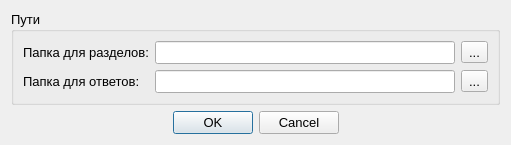
This is control/settingsdialog.ui in TheMrButcher/offline-mentor as Qt 5 draws it before an edit. The edited form follows.
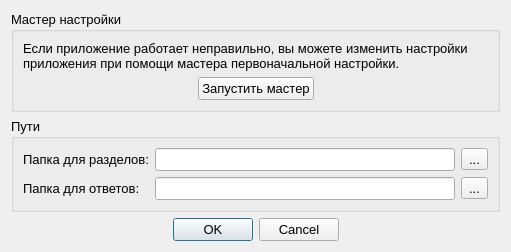
This is the edited form. Icons and pictures are not drawn.

Commit message:
Добавил мастер первоначальной настройки
Closed #37

Diff of the .ui file:
```diff
--- a/control/settingsdialog.ui
+++ b/control/settingsdialog.ui
@@ -6,8 +6,8 @@
    <rect>
     <x>0</x>
     <y>0</y>
-    <width>488</width>
-    <height>142</height>
+    <width>504</width>
+    <height>310</height>
    </rect>
   </property>
   <property name="sizePolicy">
@@ -35,6 +35,74 @@
    <property name="sizeConstraint">
     <enum>QLayout::SetFixedSize</enum>
    </property>
+   <item>
+    <widget class="QGroupBox" name="groupBox_2">
+     <property name="title">
+      <string>Мастер настройки</string>
+     </property>
+     <layout class="QVBoxLayout" name="verticalLayout_2">
+      <item>
+       <widget class="QLabel" name="label_3">
+        <property name="sizePolicy">
+         <sizepolicy hsizetype="Fixed" vsizetype="Fixed">
+          <horstretch>0</horstretch>
+          <verstretch>0</verstretch>
+         </sizepolicy>
+        </property>
+        <property name="maximumSize">
+         <size>
+          <width>450</width>
+          <height>16777215</height>
+         </size>
+        </property>
+        <property name="text">
+         <string>Если приложение работает неправильно, вы можете изменить настройки приложения при помощи мастера первоначальной настройки.</string>
+        </property>
+        <property name="wordWrap">
+         <bool>true</bool>
+        </property>
+       </widget>
+      </item>
+      <item>
+       <layout class="QHBoxLayout" name="horizontalLayout">
+        <item>
+         <spacer name="horizontalSpacer">
+          <property name="orientation">
+           <enum>Qt::Horizontal</enum>
+          </property>
+          <property name="sizeHint" stdset="0">
+           <size>
+            <width>40</width>
+            <height>20</height>
+           </size>
+          </property>
+         </spacer>
+        </item>
+        <item>
+         <widget class="QPushButton" name="startWizardButton">
+          <property name="text">
+           <string>Запустить мастер</string>
+          </property>
+         </widget>
+        </item>
+        <item>
+         <spacer name="horizontalSpacer_2">
+          <property name="orientation">
+           <enum>Qt::Horizontal</enum>
+          </property>
+          <property name="sizeHint" stdset="0">
+           <size>
+            <width>40</width>
+            <height>20</height>
+           </size>
+          </property>
+         </spacer>
+        </item>
+       </layout>
+      </item>
+     </layout>
+    </widget>
+   </item>
    <item>
     <widget class="QGroupBox" name="groupBox">
      <property name="title">
```
The commit also changes 14 other files.
